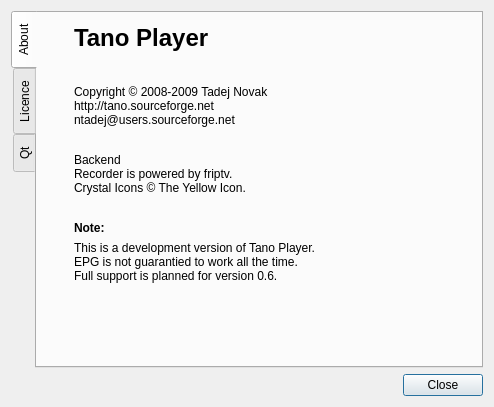
Before: the Qt Designer form ui/About.ui in ntadej/tano, drawn with Qt 5.
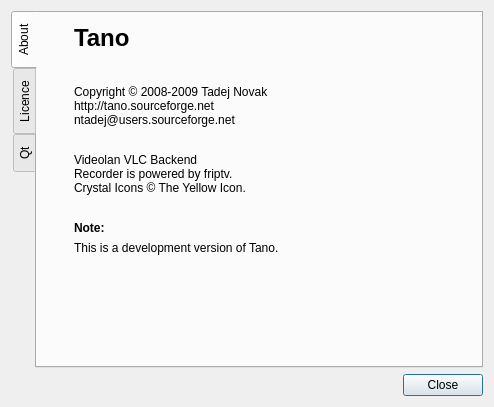
After: the same form once the commit is applied. Icons and pictures are not drawn. Custom widgets are drawn as their Qt base class.

Commit message: libvlc migration, UI updates, app name change to Tano

```diff
--- a/ui/About.ui
+++ b/ui/About.ui
@@ -78,7 +78,7 @@
          <item>
           <widget class="QLabel" name="labelTitle">
            <property name="text">
-            <string>&lt;h1&gt;Tano Player&lt;/h1&gt;</string>
+            <string>&lt;h1&gt;Tano&lt;/h1&gt;</string>
            </property>
           </widget>
          </item>
@@ -118,7 +118,9 @@
          <item>
           <widget class="QLabel" name="labelBackendInfo">
            <property name="text">
-            <string>Backend&lt;br&gt;Recorder is powered by friptv.&lt;br&gt;Crystal Icons &amp;copy; The Yellow Icon.</string>
+            <string>Videolan VLC Backend
+Recorder is powered by friptv.
+Crystal Icons © The Yellow Icon.</string>
            </property>
            <property name="openExternalLinks">
             <bool>true</bool>
@@ -151,9 +153,7 @@
          <item>
           <widget class="QLabel" name="labelNotes">
            <property name="text">
-            <string>This is a development version of Tano Player.
-EPG is not guarantied to work all the time.
-Full support is planned for version 0.6.</string>
+            <string>This is a development version of Tano.</string>
            </property>
           </widget>
          </item>
```
Left out of the diff: 2 changed lines with no effect on the pictures. The commit also changes 23 other files.
